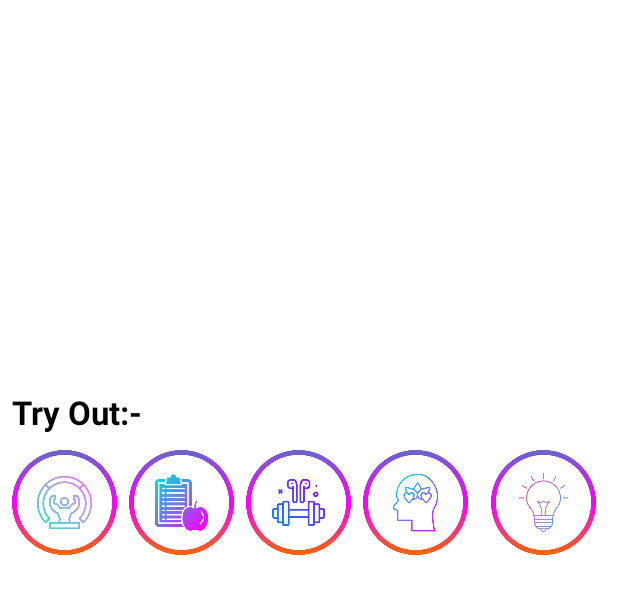
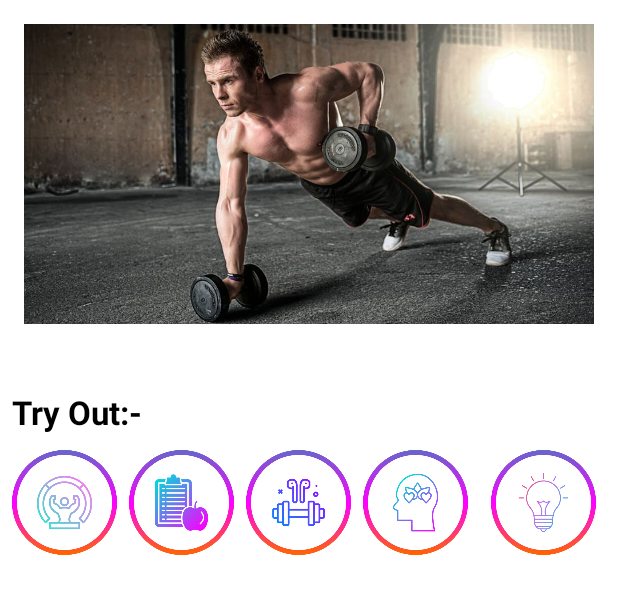
Before and after one commit to Srujangv05/Beast-Fitness, an Android app: the layout fragment_fitness.xml on its own in the app's theme, with its tools: preview values and no code run, on a phone screen of 412 x 824 dp. Shown: the top 594 px of the screen. Run offline under Robolectric (Android 15) with nearby library versions, the phone set to English and light mode, and no system bars; Roboto replaces fonts that are not available here.

Commit message:
Image slider added

```diff
--- a/app/src/main/java/com/zephgv/mad/beastfitness/DietActivity.java
+++ b/app/src/main/java/com/zephgv/mad/beastfitness/DietActivity.java
@@ -3,6 +3,7 @@ package com.zephgv.mad.beastfitness;
 import androidx.appcompat.app.AppCompatActivity;
 
 import android.os.Bundle;
+import android.view.WindowManager;
 
 public class DietActivity extends AppCompatActivity {
 
@@ -10,5 +11,8 @@ public class DietActivity extends AppCompatActivity {
     protected void onCreate(Bundle savedInstanceState) {
         super.onCreate(savedInstanceState);
         setContentView(R.layout.activity_diet);
+
+        getWindow().setFlags(WindowManager.LayoutParams.FLAG_FULLSCREEN,WindowManager.LayoutParams.FLAG_FULLSCREEN);
+
     }
 }
--- a/app/src/main/java/com/zephgv/mad/beastfitness/MusicActivity.java
+++ b/app/src/main/java/com/zephgv/mad/beastfitness/MusicActivity.java
@@ -3,6 +3,7 @@ package com.zephgv.mad.beastfitness;
 import androidx.appcompat.app.AppCompatActivity;
 
 import android.os.Bundle;
+import android.view.WindowManager;
 
 public class MusicActivity extends AppCompatActivity {
 
@@ -10,5 +11,8 @@ public class MusicActivity extends AppCompatActivity {
     protected void onCreate(Bundle savedInstanceState) {
         super.onCreate(savedInstanceState);
         setContentView(R.layout.activity_music);
+
+        getWindow().setFlags(WindowManager.LayoutParams.FLAG_FULLSCREEN,WindowManager.LayoutParams.FLAG_FULLSCREEN);
+
     }
 }
--- a/app/src/main/java/com/zephgv/mad/beastfitness/TipsActivity.java
+++ b/app/src/main/java/com/zephgv/mad/beastfitness/TipsActivity.java
@@ -3,6 +3,7 @@ package com.zephgv.mad.beastfitness;
 import androidx.appcompat.app.AppCompatActivity;
 
 import android.os.Bundle;
+import android.view.WindowManager;
 
 public class TipsActivity extends AppCompatActivity {
 
@@ -10,5 +11,8 @@ public class TipsActivity extends AppCompatActivity {
     protected void onCreate(Bundle savedInstanceState) {
         super.onCreate(savedInstanceState);
         setContentView(R.layout.activity_tips);
+
+        getWindow().setFlags(WindowManager.LayoutParams.FLAG_FULLSCREEN,WindowManager.LayoutParams.FLAG_FULLSCREEN);
+
     }
 }
--- a/app/src/main/java/com/zephgv/mad/beastfitness/WellnessActivity.java
+++ b/app/src/main/java/com/zephgv/mad/beastfitness/WellnessActivity.java
@@ -3,6 +3,7 @@ package com.zephgv.mad.beastfitness;
 import androidx.appcompat.app.AppCompatActivity;
 
 import android.os.Bundle;
+import android.view.WindowManager;
 
 public class WellnessActivity extends AppCompatActivity {
 
@@ -10,5 +11,8 @@ public class WellnessActivity extends AppCompatActivity {
     protected void onCreate(Bundle savedInstanceState) {
         super.onCreate(savedInstanceState);
         setContentView(R.layout.activity_wellness);
+
+        getWindow().setFlags(WindowManager.LayoutParams.FLAG_FULLSCREEN,WindowManager.LayoutParams.FLAG_FULLSCREEN);
+
     }
 }
--- a/app/src/main/res/layout/fragment_fitness.xml
+++ b/app/src/main/res/layout/fragment_fitness.xml
@@ -7,6 +7,41 @@
     android:layout_height="match_parent"
     android:orientation="vertical"
     xmlns:app="http://schemas.android.com/apk/res-auto">
+
+    <!-- Image Slider !-->
+    <ViewFlipper
+        android:layout_width="match_parent"
+        android:layout_height="200dp"
+        android:layout_marginStart="16dp"
+        android:layout_marginTop="16dp"
+        android:layout_marginEnd="16dp"
+        android:flipInterval="2000"
+        android:autoStart="true"
+        android:inAnimation="@android:anim/slide_out_right"
+        android:outAnimation="@android:anim/slide_in_left"
+        app:layout_constraintEnd_toEndOf="parent"
+        app:layout_constraintStart_toStartOf="parent"
+        app:layout_constraintTop_toTopOf="parent">
+
+        <ImageView
+            android:layout_width="match_parent"
+            android:layout_height="match_parent"
+            android:background="@drawable/man1"
+            tools:ignore="ContentDescription" />
+
+        <ImageView
+            android:layout_width="match_parent"
+            android:layout_height="match_parent"
+            android:background="@drawable/man2"
+            tools:ignore="ContentDescription" />
+
+        <ImageView
+            android:layout_width="match_parent"
+            android:layout_height="match_parent"
+            android:background="@drawable/man3"
+            tools:ignore="ContentDescription" />
+
+    </ViewFlipper>
 
 
     <TextView
```
